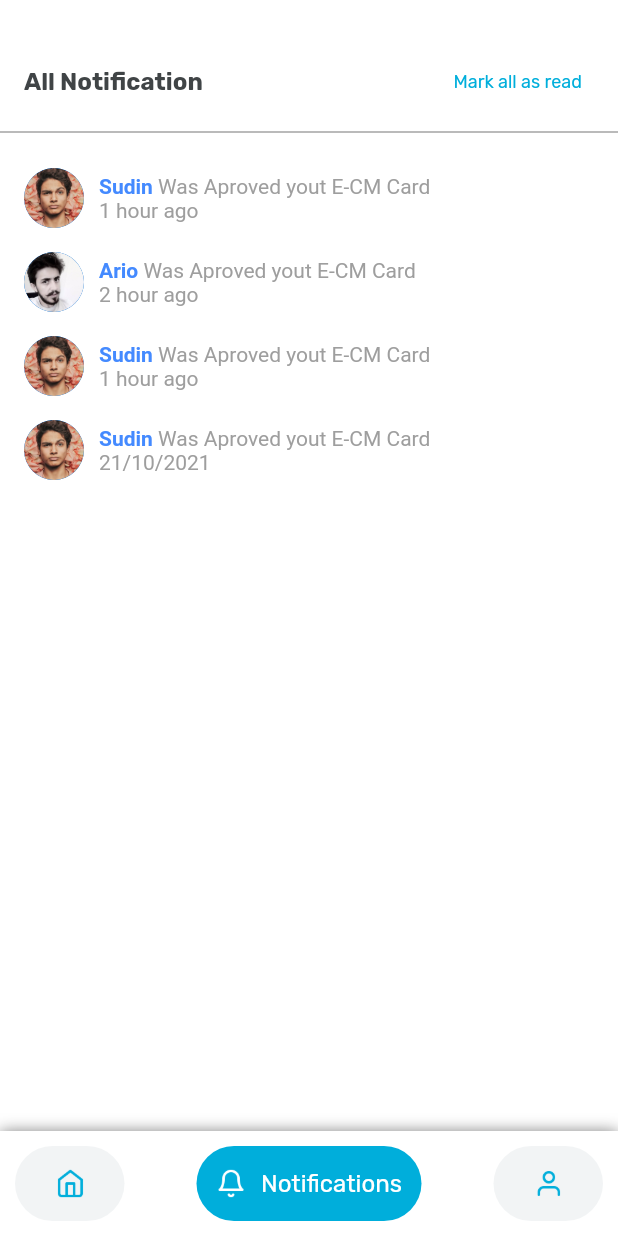
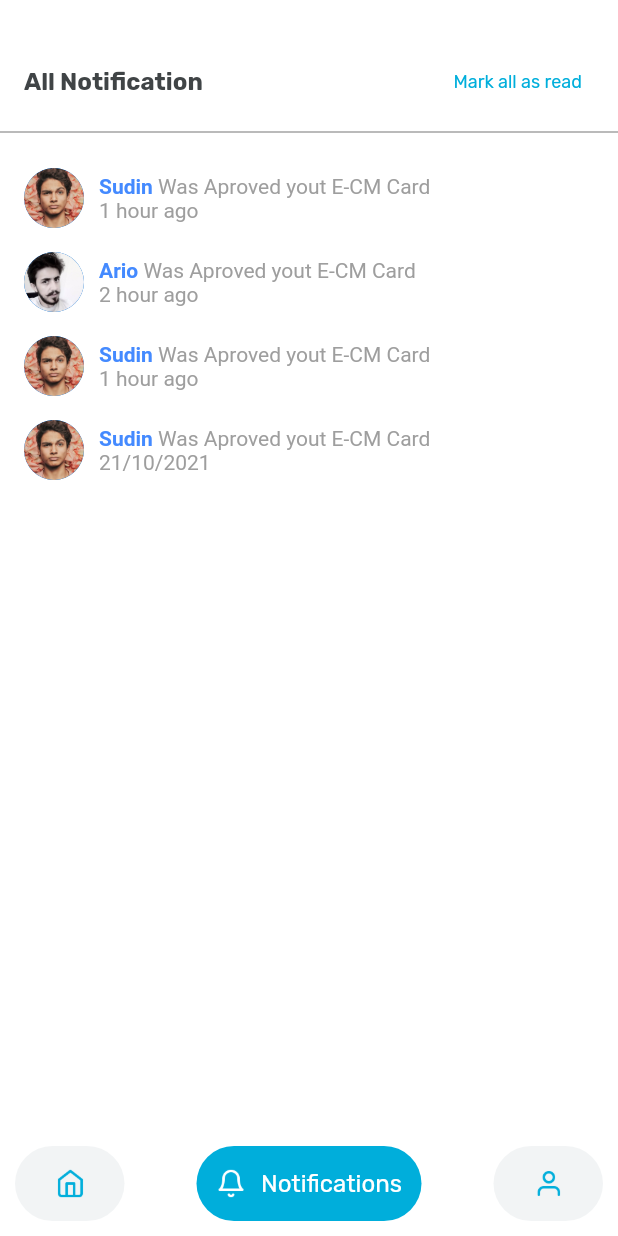
Before and after one commit to RDLMobileDev/clone_ecm, a Flutter app: the Dashboard screen opened directly, item 2 of the bottom bar chosen, on a phone screen of 412 x 824 dp. Run offline on Flutter 3.47's test engine with Material 2 defaults, Android fonts, the phone set to English and light mode, and no system bars; our stand-ins replace fluttertoast, get, image_picker, shared_preferences; missing offline and left inert: platform_device_id; accounts and stored records are empty.

Commit message:
+ update login dan dashboard

```diff
--- a/lib/auth/view/login.dart
+++ b/lib/auth/view/login.dart
@@ -1,3 +1,5 @@
+// ignore_for_file: avoid_unnecessary_containers, prefer_const_constructors
+
 import 'dart:ui';
 import 'package:e_cm/auth/model/usermodel.dart';
 import 'package:e_cm/auth/service/apilogin.dart';
@@ -277,6 +279,7 @@ class _LogInState extends State<LogIn> {
                             color: Colors.black,
                             fontSize: 12.0,
                           ),
+                          // ignore: prefer_const_literals_to_create_immutables
                           children: [
                             TextSpan(
                               text: "By continuing, you agree to our ",
--- a/lib/homepage/dashboard.dart
+++ b/lib/homepage/dashboard.dart
@@ -36,12 +36,6 @@ class _DashboardState extends State<Dashboard> {
         decoration: BoxDecoration(
           // ignore: prefer_const_literals_to_create_immutables
           color: Colors.white,
-          boxShadow: const <BoxShadow>[
-            BoxShadow(
-                color: Colors.black54,
-                blurRadius: 8.0,
-                offset: Offset(0.0, 0.75))
-          ],
         ),
         child: Row(
           crossAxisAlignment: CrossAxisAlignment.center,
```
